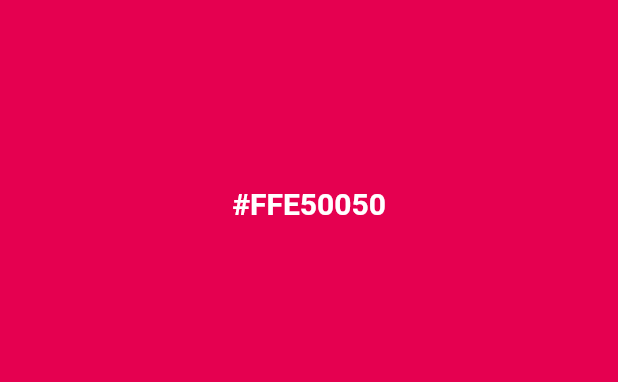
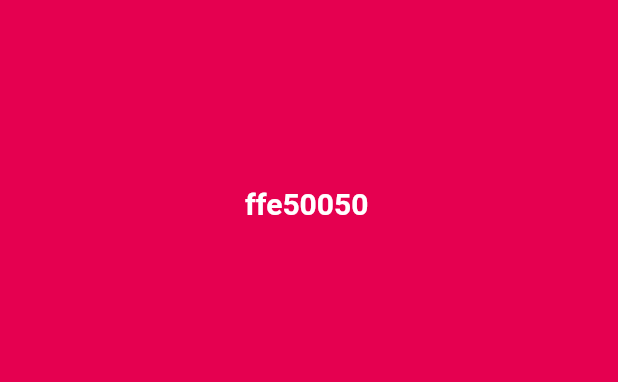
Before and after one commit to simrat39/simple_color_picker, a Flutter app: the SimpleColorPicker widget shown alone on an empty page, opened directly, after a tap on "Reset", on a phone screen of 412 x 824 dp. Shown: the top 382 px of the screen. Run offline on Flutter 3.47's test engine with Material 2 defaults, Android fonts, the light colour scheme and no system bars; our stand-ins replace flutter_riverpod.

Commit message:
Add support for input

```diff
--- a/example/lib/main.dart
+++ b/example/lib/main.dart
@@ -38,6 +38,7 @@ class MyHomePage extends StatelessWidget {
                       width: MediaQuery.of(context).size.width * 0.35,
                       child: SimpleColorPicker(
                         height: MediaQuery.of(context).size.height * 0.55,
+                        width: MediaQuery.of(context).size.width * 0.35,
                         onColorSelect: (color) {
                           print(color);
                           Navigator.of(context).pop();
@@ -59,6 +60,7 @@ class MyHomePage extends StatelessWidget {
                 builder: (context) {
                   return SimpleColorPicker(
                     height: MediaQuery.of(context).size.height * 0.55,
+                    width: double.infinity,
                     onColorSelect: (color) {
                       print(color);
                       Navigator.of(context).pop();
--- a/lib/simple_color_picker.dart
+++ b/lib/simple_color_picker.dart
@@ -9,10 +9,12 @@ class SimpleColorPicker extends StatelessWidget {
       @required this.height,
       @required this.onColorSelect,
       @required this.onCancel,
+      @required this.width,
       this.initialColor})
       : super(key: key);
 
   final double height;
+  final double width;
   final Function(Color color) onColorSelect;
   final Function() onCancel;
   final Color initialColor;
@@ -22,6 +24,7 @@ class SimpleColorPicker extends StatelessWidget {
     return ProviderScope(
       child: _MaterialColorPicker(
         height: this.height,
+        width: this.width,
         onColorSelect: this.onColorSelect,
         initialColor: this.initialColor,
         onCancel: this.onCancel,
@@ -30,16 +33,20 @@ class SimpleColorPicker extends StatelessWidget {
   }
 }
 
+bool isValidated = true;
+
 class _MaterialColorPicker extends StatefulWidget {
-  _MaterialColorPicker(
-      {Key key,
-      @required this.height,
-      @required this.onColorSelect,
-      this.initialColor,
-      @required this.onCancel})
-      : super(key: key);
+  _MaterialColorPicker({
+    Key key,
+    @required this.height,
+    @required this.width,
+    @required this.onColorSelect,
+    this.initialColor,
+    @required this.onCancel,
+  }) : super(key: key);
 
   final double height;
+  final double width;
   final Function(Color color) onColorSelect;
   final Function() onCancel;
   final Color initialColor;
@@ -57,16 +64,35 @@ class _MaterialColorPickerState extends State<_MaterialColorPicker> {
   void didChangeDependencies() {
     var selectedColor = context.read(colorProvider);
     if (widget.initialColor == null) {
-      selectedColor.setColorInitial("red", Theme.of(context).accentColor.red);
-      selectedColor.setColorInitial(
-          "green", Theme.of(context).accentColor.green);
-      selectedColor.setColorInitial("blue", Theme.of(context).accentColor.blue);
+      Color accent = Theme.of(context).accentColor;
+      selectedColor.setColorFromRgbInitial(
+          accent.red, accent.green, accent.blue);
     } else {
-      selectedColor.setColorInitial("red", widget.initialColor.red);
-      selectedColor.setColorInitial("green", widget.initialColor.green);
-      selectedColor.setColorInitial("blue", widget.initialColor.blue);
+      selectedColor.setColorFromRgbInitial(
+        widget.initialColor.red,
+        widget.initialColor.green,
+        widget.initialColor.blue,
+      );
     }
+    _textEditingController.text =
+        selectedColor.getColor().value.toRadixString(16);
     super.didChangeDependencies();
+  }
+
+  TextEditingController _textEditingController;
+
+  @override
+  void initState() {
+    _textEditingController = TextEditingController();
+    super.initState();
+  }
+
+  double getFieldWidth() {
+    if (widget.width == double.infinity) {
+      return MediaQuery.of(context).size.width;
+    } else {
+      return widget.width;
+    }
   }
 
   @override
@@ -74,8 +100,7 @@ class _MaterialColorPickerState extends State<_MaterialColorPicker> {
     return Consumer(
       builder: (context, watch, child) {
         var selectedColor = watch(colorProvider);
-        Color col = Color.fromRGBO(selectedColor.color["red"],
-            selectedColor.color["green"], selectedColor.color["blue"], 1.0);
+        Color col = selectedColor.getColor();
         return Container(
           width: double.infinity,
           height: widget.height,
@@ -90,9 +115,43 @@ class _MaterialColorPickerState extends State<_MaterialColorPicker> {
                     height: widget.height * 0.6,
                     color: col,
                   ),
-                  Center(
-                    child: Text(
-                      "#" + col.value.toRadixString(16).toUpperCase(),
+                  Positioned(
+                    bottom: 10,
+                    child: AnimatedOpacity(
+                      duration: Duration(milliseconds: 300),
+                      opacity: isValidated ? 0.0 : 1.0,
+                      child: Text(
+                        "Invalid Color",
+                        style: TextStyle(
+                          fontWeight: FontWeight.bold,
+                          color: col.computeLuminance() < 0.5
+                              ? Colors.white
+                              : Colors.black,
+                        ),
+                      ),
+                    ),
+                  ),
+                  Align(
+                    alignment: Alignment.center,
+                    child: TextField(
+                      controller: _textEditingController,
+                      onEditingComplete: () {
+                        String text = _textEditingController.text;
+                        if (text.length != 8 ||
+                            !selectedColor.isValidColor(text)) {
+                          setState(() {
+                            isValidated = false;
+                          });
+                        } else {
+                          isValidated = true;
+                          selectedColor
+                              .setColorFromString(_textEditingController.text);
+                        }
+                      },
+                      textAlign: TextAlign.center,
+                      decoration: InputDecoration(
+                        border: InputBorder.none,
+                      ),
                       style: TextStyle(
                         fontWeight: FontWeight.bold,
                         fontSize: 20.0,
@@ -117,18 +176,21 @@ class _MaterialColorPickerState extends State<_MaterialColorPicker> {
                         child: ColorRow(
                           color: Colors.redAccent,
                           colorName: "red",
+                          textEditingController: _textEditingController,
                         ),
                       ),
                       Expanded(
                         child: ColorRow(
                           color: Colors.greenAccent,
                           colorName: "green",
+                          textEditingController: _textEditingController,
                         ),
                       ),
                       Expanded(
                         child: ColorRow(
                           color: Colors.blueAccent,
                           colorName: "blue",
+                          textEditingController: _textEditingController,
                         ),
                       ),
                     ],
@@ -156,11 +218,10 @@ class _MaterialColorPickerState extends State<_MaterialColorPicker> {
                     ),
                     TextButton(
                       onPressed: () {
-                        selectedColor.setColor("red", widget.initialColor.red);
-                        selectedColor.setColor(
-                            "green", widget.initialColor.green);
-                        selectedColor.setColor(
-                            "blue", widget.initialColor.blue);
+                        selectedColor.setColorFromRgb(
+                            widget.initialColor.red,
+                            widget.initialColor.green,
+                            widget.initialColor.blue);
                       },
                       child: Text(
                         "Reset",
@@ -192,10 +253,12 @@ class _MaterialColorPickerState extends State<_MaterialColorPicker> {
 }
 
 class ColorRow extends StatefulWidget {
-  ColorRow({Key key, this.colorName, this.color}) : super(key: key);
+  ColorRow({Key key, this.colorName, this.color, this.textEditingController})
+      : super(key: key);
 
   final String colorName;
   final Color color;
+  final TextEditingController textEditingController;
 
   @override
   _ColorRowState createState() => _ColorRowState();
@@ -220,7 +283,10 @@ class _ColorRowState extends State<ColorRow> {
               child: Slider(
                 value: color.color[widget.colorName].toDouble(),
                 onChanged: (value) {
-                  color.setColor(widget.colorName, value.floor());
+                  color.setIndividualColor(widget.colorName, value.floor());
+                  widget.textEditingController.text =
+                      color.getColor().value.toRadixString(16);
+                  isValidated = true;
                 },
                 max: 255,
                 activeColor: widget.color,
@@ -239,12 +305,49 @@ class _ColorRowState extends State<ColorRow> {
 class SelectedColor with ChangeNotifier {
   Map<String, int> color = {};
 
-  void setColor(String color, int val) {
+  void setIndividualColor(String color, int val) {
     this.color[color] = val;
     notifyListeners();
   }
 
-  void setColorInitial(String color, int val) {
+  void setIndividualColorInitial(String color, int val) {
     this.color[color] = val;
   }
+
+  Color getColor() {
+    return Color.fromRGBO(
+      color["red"],
+      color["green"],
+      color["blue"],
+      1,
+    );
+  }
+
+  void setColorFromRgb(int red, int green, int blue) {
+    setIndividualColor("red", red);
+    setIndividualColor("green", green);
+    setIndividualColor("blue", blue);
+  }
+
+  void setColorFromRgbInitial(int red, int green, int blue) {
+    setIndividualColorInitial("red", red);
+    setIndividualColorInitial("green", green);
+    setIndividualColorInitial("blue", blue);
+  }
+
+  void setColorFromString(String radix) {
+    Color col = Color(int.parse("0xff$radix"));
+    setIndividualColor("red", col.red);
+    setIndividualColor("green", col.green);
+    setIndividualColor("blue", col.blue);
+  }
+
+  bool isValidColor(String color) {
+    try {
+      int.parse(color, radix: 16);
+      return true;
+    } catch (f) {
+      return false;
+    }
+  }
 }
```
